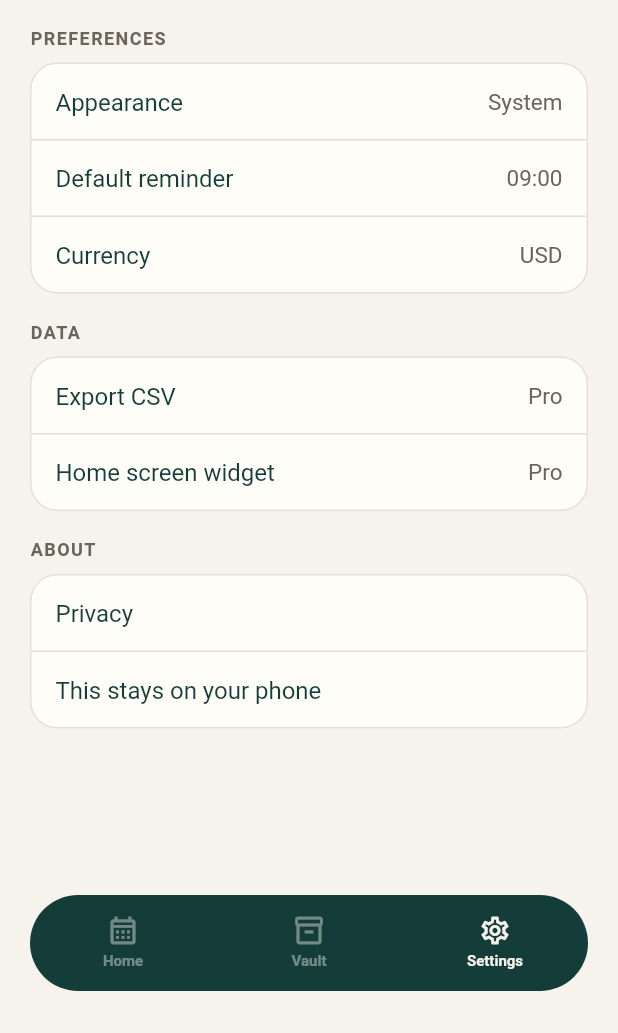
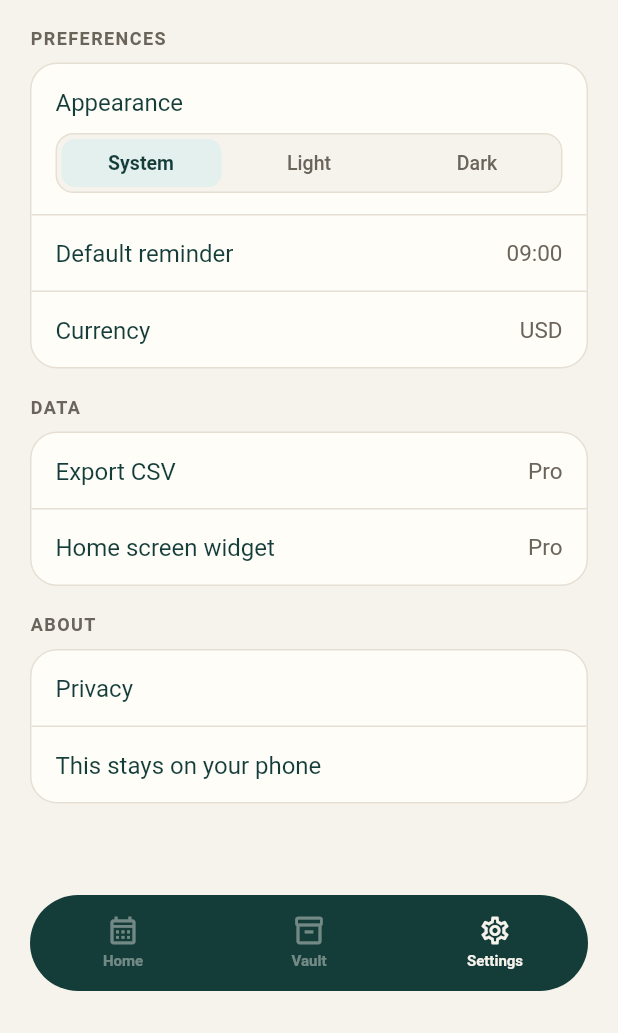
Before and after one commit to yasir-ghafar/due_keep, a Flutter app: the AppShell screen opened directly with empty values, after a tap on "Vault", after a tap on "Settings", on a phone screen of 412 x 824 dp, the part 203-1236 px from its top. Run offline on Flutter 3.47's test engine with Material 3 defaults, Android fonts, the phone set to English and light mode, and no system bars; our stand-ins replace shared_preferences, sqflite; accounts and stored records are empty.

Commit message:
theme toggle transition implemented.

```diff
--- a/lib/app/settings_controller.dart
+++ b/lib/app/settings_controller.dart
@@ -19,7 +19,16 @@ class SettingsController extends ChangeNotifier {
   String get currency => _currency;
   bool get ready => _ready;
 
-  static const currencies = ['USD', 'EUR', 'GBP', 'CAD', 'AUD', 'JPY', 'INR'];
+  static const currencies = [
+    'USD',
+    'EUR',
+    'GBP',
+    'CAD',
+    'AUD',
+    'JPY',
+    'INR',
+    'PKR',
+  ];
 
   Future<void> _load() async {
     _reminderTime = await _store.reminderTime();
--- a/lib/core/theme/ledger_motion.dart
+++ b/lib/core/theme/ledger_motion.dart
@@ -2,6 +2,10 @@ import 'package:flutter/material.dart';
 
 /// Short and structural. No bounce.
 abstract final class LedgerMotion {
-  static const duration = Duration(milliseconds: 240);
+  static const duration = Duration(milliseconds: 150);
+
+  /// Circular theme reveal from the Appearance control.
+  static const themeDuration = Duration(milliseconds: 600);
+
   static const curve = Curves.easeInOut;
 }
--- a/lib/presentation/settings/settings_page.dart
+++ b/lib/presentation/settings/settings_page.dart
@@ -2,10 +2,12 @@ import 'package:flutter/material.dart';
 
 import '../../app/settings_controller.dart';
 import '../../app/theme_controller.dart';
+import '../../app/theme_reveal_scope.dart';
 import '../../app/vault_scope.dart';
 import '../../core/constants/brand.dart';
 import '../../core/constants/free_limits.dart';
 import '../../core/extensions/build_context_x.dart';
+import '../../core/theme/ledger_motion.dart';
 import '../../domain/entities/item.dart';
 import '../../domain/enums/item_status.dart';
 import 'paywall_page.dart';
@@ -48,11 +50,7 @@ class SettingsPage extends StatelessWidget {
             ListenableBuilder(
               listenable: themeController,
               builder: (context, _) {
-                return _SettingsRow(
-                  label: 'Appearance',
-                  value: _themeLabel(themeController.mode),
-                  onTap: () => _pickAppearance(context, themeController),
-                );
+                return _AppearanceBlock(controller: themeController);
               },
             ),
             ListenableBuilder(
@@ -132,44 +130,6 @@ class SettingsPage extends StatelessWidget {
         ),
       ],
     );
-  }
-
-  static String _themeLabel(ThemeMode mode) => switch (mode) {
-        ThemeMode.system => 'System',
-        ThemeMode.light => 'Light',
-        ThemeMode.dark => 'Dark',
-      };
-
-  static Future<void> _pickAppearance(
-    BuildContext context,
-    ThemeController controller,
-  ) async {
-    final picked = await showModalBottomSheet<ThemeMode>(
-      context: context,
-      backgroundColor: context.ledger.card,
-      shape: const RoundedRectangleBorder(
-        borderRadius: BorderRadius.vertical(top: Radius.circular(20)),
-      ),
-      builder: (ctx) {
-        return SafeArea(
-          child: Column(
-            mainAxisSize: MainAxisSize.min,
-            children: [
-              for (final mode in ThemeMode.values)
-                ListTile(
-                  title: Text(_themeLabel(mode)),
-                  trailing: controller.mode == mode
-                      ? Icon(Icons.check, color: ctx.ledger.pine, size: 20)
-                      : null,
-                  onTap: () => Navigator.pop(ctx, mode),
-                ),
-            ],
-          ),
-        );
-      },
-    );
-    if (picked == null) return;
-    controller.setMode(picked);
   }
 
   static Future<void> _pickReminder(
@@ -284,6 +244,109 @@ class _ProRow extends StatelessWidget {
   }
 }
 
+class _AppearanceBlock extends StatelessWidget {
+  const _AppearanceBlock({required this.controller});
+
+  final ThemeController controller;
+
+  static String _label(ThemeMode mode) => switch (mode) {
+        ThemeMode.system => 'System',
+        ThemeMode.light => 'Light',
+        ThemeMode.dark => 'Dark',
+      };
+
+  @override
+  Widget build(BuildContext context) {
+    final ledger = context.ledger;
+    final modes = ThemeMode.values;
+    final selected = modes.indexOf(controller.mode);
+
+    return Container(
+      width: double.infinity,
+      padding: const EdgeInsets.fromLTRB(16, 14, 16, 14),
+      decoration: BoxDecoration(
+        border: Border(bottom: BorderSide(color: ledger.line)),
+      ),
+      child: Column(
+        crossAxisAlignment: CrossAxisAlignment.start,
+        children: [
+          Text(
+            'Appearance',
+            style: TextStyle(fontSize: 16, color: ledger.ink),
+          ),
+          const SizedBox(height: 10),
+          LayoutBuilder(
+            builder: (context, constraints) {
+              final width = constraints.maxWidth / modes.length;
+              return Container(
+                height: 40,
+                decoration: BoxDecoration(
+                  color: ledger.paper,
+                  borderRadius: BorderRadius.circular(12),
+                  border: Border.all(color: ledger.line),
+                ),
+                child: Stack(
+                  children: [
+                    AnimatedPositioned(
+                      duration: LedgerMotion.duration,
+                      curve: LedgerMotion.curve,
+                      left: width * selected,
+                      top: 3,
+                      bottom: 3,
+                      width: width,
+                      child: Padding(
+                        padding: const EdgeInsets.symmetric(horizontal: 3),
+                        child: DecoratedBox(
+                          decoration: BoxDecoration(
+                            color: ledger.pineSoft,
+                            borderRadius: BorderRadius.circular(9),
+                          ),
+                        ),
+                      ),
+                    ),
+                    Row(
+                      children: [
+                        for (final mode in modes)
+                          Expanded(
+                            child: GestureDetector(
+                              behavior: HitTestBehavior.opaque,
+                              onTapUp: (details) {
+                                ThemeRevealScope.of(context).setMode(
+                                  mode,
+                                  origin: details.globalPosition,
+                                );
+                              },
+                              child: Center(
+                                child: AnimatedDefaultTextStyle(
+                                  duration: LedgerMotion.duration,
+                                  curve: LedgerMotion.curve,
+                                  style: TextStyle(
+                                    fontSize: 13,
+                                    fontWeight: controller.mode == mode
+                                        ? FontWeight.w600
+                                        : FontWeight.w500,
+                                    color: controller.mode == mode
+                                        ? ledger.ink
+                                        : ledger.mute,
+                                  ),
+                                  child: Text(_label(mode)),
+                                ),
+                              ),
+                            ),
+                          ),
+                      ],
+                    ),
+                  ],
+                ),
+              );
+            },
+          ),
+        ],
+      ),
+    );
+  }
+}
+
 class _SectionLabel extends StatelessWidget {
   const _SectionLabel(this.text);
 
```
Also changed, not shown: lib/app/app.dart (+17 -10 lines), lib/app/theme_reveal_scope.dart (added, +166 -0 lines), lib/core/theme/circular_theme_reveal.dart (added, +107 -0 lines), 2 other files.
